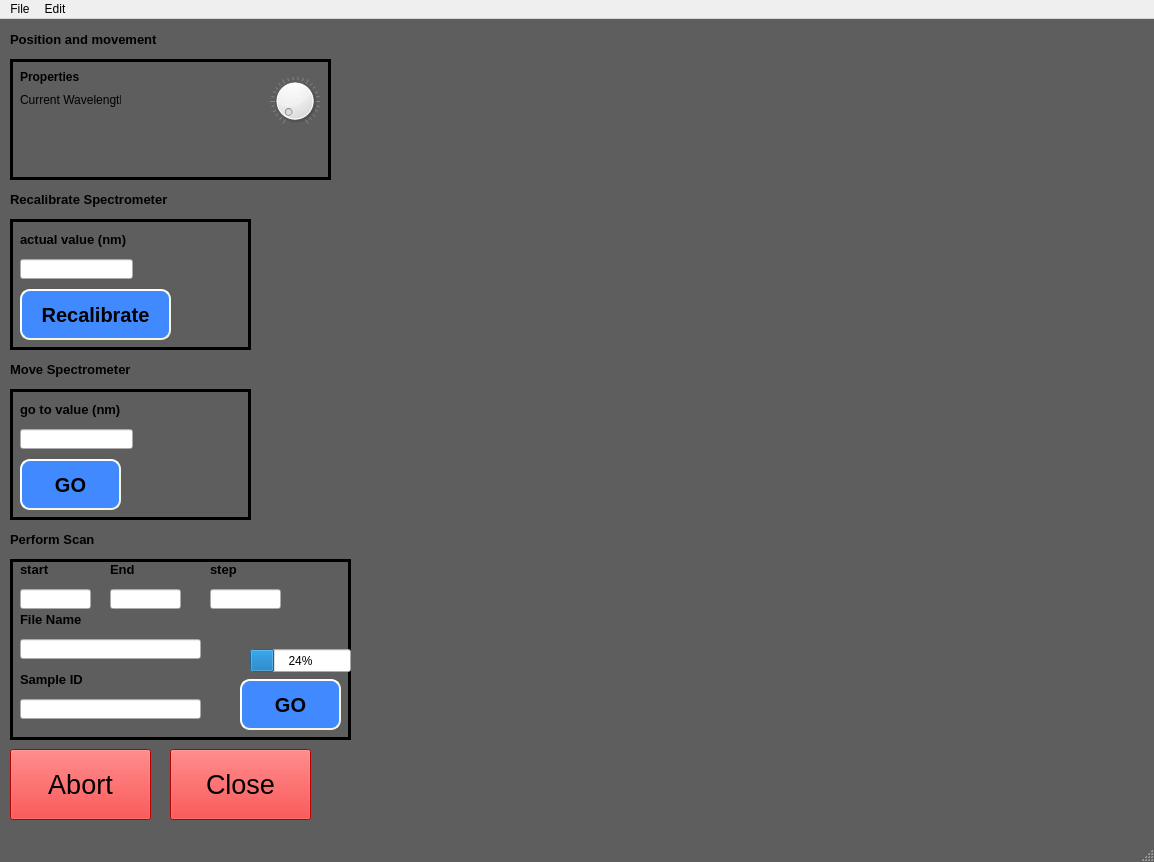
Before: the Qt Designer form qtdesigner_files/spectrometer.ui in ImanFortin/PLSpectrometer-update, drawn with Qt 5.
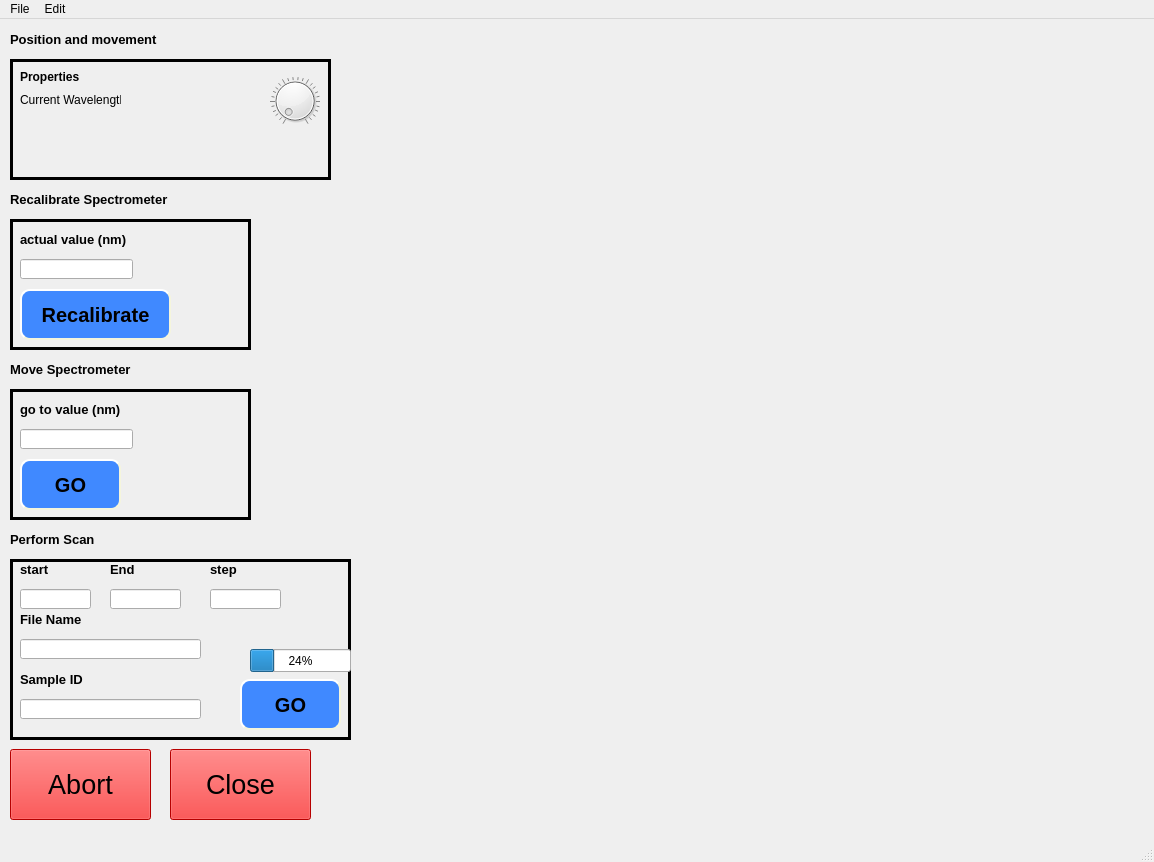
After: the same form once the commit is applied.

Patch:
```diff
--- a/qtdesigner_files/spectrometer.ui
+++ b/qtdesigner_files/spectrometer.ui
@@ -13,12 +13,6 @@
   <property name="windowTitle">
    <string>MainWindow</string>
   </property>
-  <property name="styleSheet">
-   <string notr="true">QMainWindow{
-background-color:rgb(94, 94, 94);
-
-}</string>
-  </property>
   <widget class="QWidget" name="centralwidget">
    <widget class="QPushButton" name="abort_button">
     <property name="geometry">
```
Left out of the diff: 2 changed lines with no effect on the pictures.
